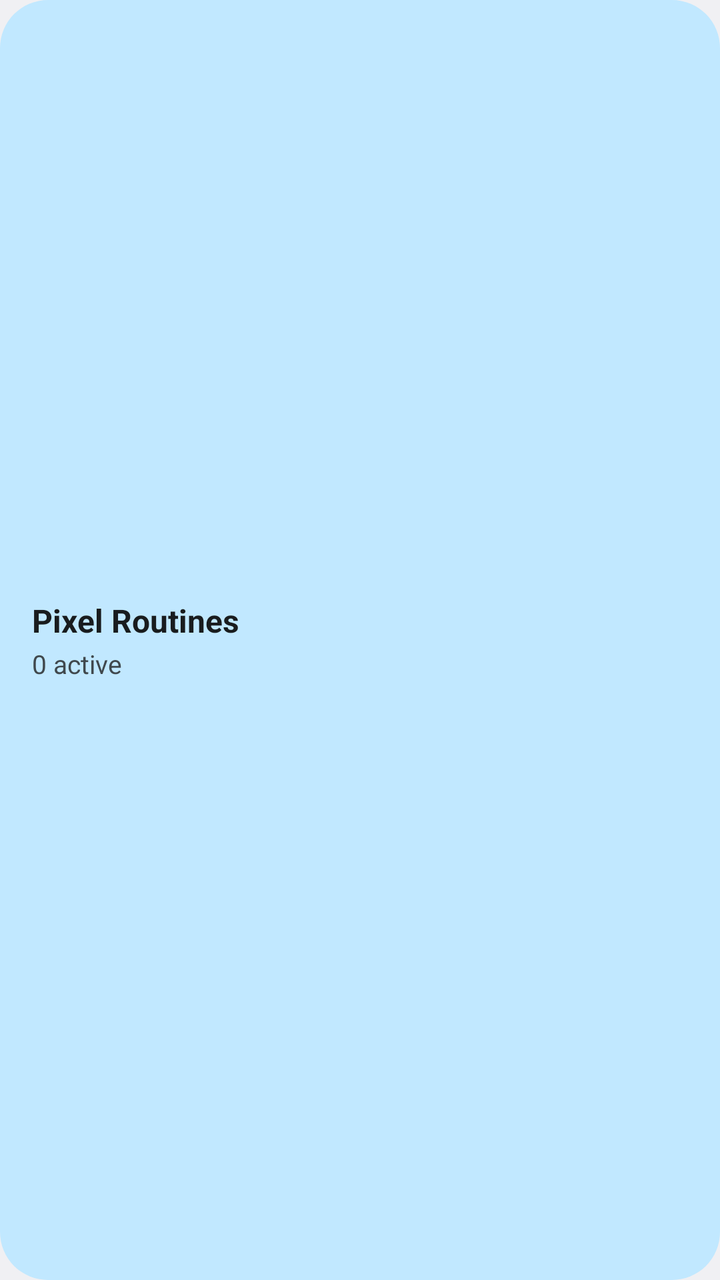
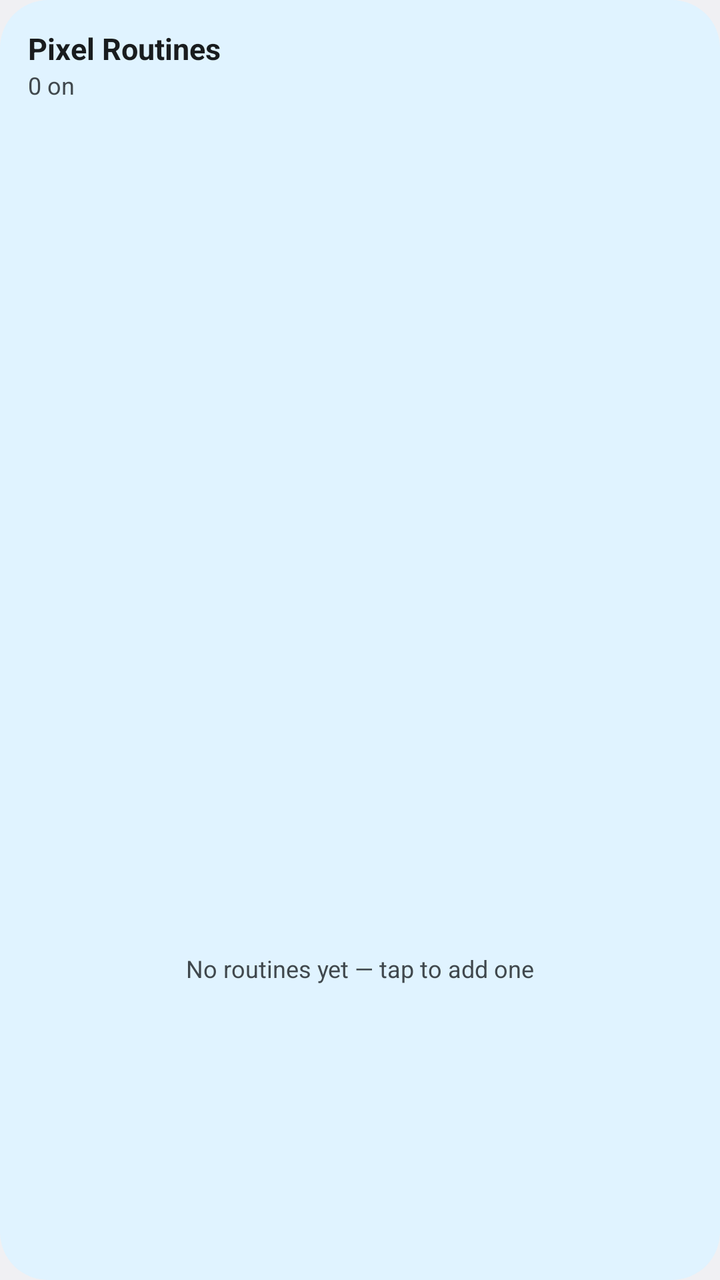

Compare the two renders of this Android layout. The source of the first and the diff that turns it into the second are given below.
<!-- AndroidManifest.xml: application theme Theme.Routines -->
<!-- res/layout/widget_routines.xml -->
<?xml version="1.0" encoding="utf-8"?>
<LinearLayout xmlns:android="http://schemas.android.com/apk/res/android"
    android:id="@+id/widget_root"
    android:layout_width="match_parent"
    android:layout_height="match_parent"
    android:orientation="vertical"
    android:gravity="center_vertical"
    android:background="@drawable/widget_bg"
    android:padding="16dp">

    <TextView
        android:id="@+id/widget_title"
        android:layout_width="wrap_content"
        android:layout_height="wrap_content"
        android:text="Pixel Routines"
        android:textStyle="bold"
        android:textSize="16sp"
        android:textColor="@color/widget_fg" />

    <TextView
        android:id="@+id/widget_sub"
        android:layout_width="wrap_content"
        android:layout_height="wrap_content"
        android:layout_marginTop="2dp"
        android:text="0 active"
        android:textSize="13sp"
        android:textColor="@color/widget_sub" />
</LinearLayout>
<!-- resources referenced by this layout -->
<resources>
  <color name="widget_fg">@android:color/system_neutral1_900</color>
  <color name="widget_sub">@android:color/system_neutral2_700</color>
  <!-- drawable widget_bg (drawable) -->
  <?xml version="1.0" encoding="utf-8"?>
  <shape xmlns:android="http://schemas.android.com/apk/res/android"
      android:shape="rectangle">
      <solid android:color="@color/widget_bg" />
      <corners android:radius="24dp" />
  </shape>
  <style name="Theme.Routines" parent="android:Theme.DeviceDefault.DayNight">
          <item name="android:windowNoTitle">true</item>
          <item name="android:windowActionBar">false</item>
          <item name="android:statusBarColor">@android:color/transparent</item>
          <item name="android:navigationBarColor">@android:color/transparent</item>
      </style>
  <color name="widget_bg">@android:color/system_accent1_100</color>
</resources>

<!-- the commit's change to res/layout/widget_routines.xml (unified diff, before → after) -->
@@ -4,25 +4,49 @@
     android:layout_width="match_parent"
     android:layout_height="match_parent"
     android:orientation="vertical"
-    android:gravity="center_vertical"
     android:background="@drawable/widget_bg"
-    android:padding="16dp">
+    android:padding="14dp">
+
+    <LinearLayout
+        android:id="@+id/widget_header"
+        android:layout_width="match_parent"
+        android:layout_height="wrap_content"
+        android:orientation="vertical"
+        android:paddingBottom="8dp">
+
+        <TextView
+            android:id="@+id/widget_title"
+            android:layout_width="wrap_content"
+            android:layout_height="wrap_content"
+            android:text="@string/app_name"
+            android:textStyle="bold"
+            android:textSize="15sp"
+            android:textColor="@color/widget_fg" />
+
+        <TextView
+            android:id="@+id/widget_sub"
+            android:layout_width="wrap_content"
+            android:layout_height="wrap_content"
+            android:text="0 on"
+            android:textSize="12sp"
+            android:textColor="@color/widget_sub" />
+    </LinearLayout>
+
+    <ListView
+        android:id="@+id/widget_list"
+        android:layout_width="match_parent"
+        android:layout_height="0dp"
+        android:layout_weight="1"
+        android:divider="@null"
+        android:dividerHeight="0dp" />
 
     <TextView
-        android:id="@+id/widget_title"
-        android:layout_width="wrap_content"
-        android:layout_height="wrap_content"
-        android:text="Pixel Routines"
-        android:textStyle="bold"
-        android:textSize="16sp"
-        android:textColor="@color/widget_fg" />
-
-    <TextView
-        android:id="@+id/widget_sub"
-        android:layout_width="wrap_content"
-        android:layout_height="wrap_content"
-        android:layout_marginTop="2dp"
-        android:text="0 active"
-        android:textSize="13sp"
+        android:id="@+id/widget_empty"
+        android:layout_width="match_parent"
+        android:layout_height="0dp"
+        android:layout_weight="1"
+        android:gravity="center"
+        android:text="No routines yet — tap to add one"
+        android:textSize="12sp"
         android:textColor="@color/widget_sub" />
 </LinearLayout>
<!-- resource entries referenced after the edit -->
@@ -9,12 +9,13 @@
       <solid android:color="@color/widget_bg" />
       <corners android:radius="24dp" />
   </shape>
+  <string name="app_name">Pixel Routines</string>
   <style name="Theme.Routines" parent="android:Theme.DeviceDefault.DayNight">
           <item name="android:windowNoTitle">true</item>
           <item name="android:windowActionBar">false</item>
           <item name="android:statusBarColor">@android:color/transparent</item>
           <item name="android:navigationBarColor">@android:color/transparent</item>
       </style>
-  <color name="widget_bg">@android:color/system_accent1_100</color>
+  <color name="widget_bg">@android:color/system_accent2_50</color>
 </resources>
 
